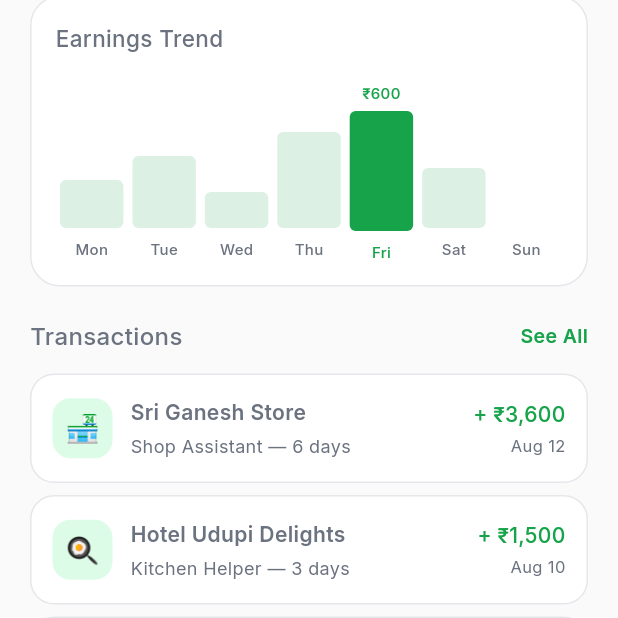
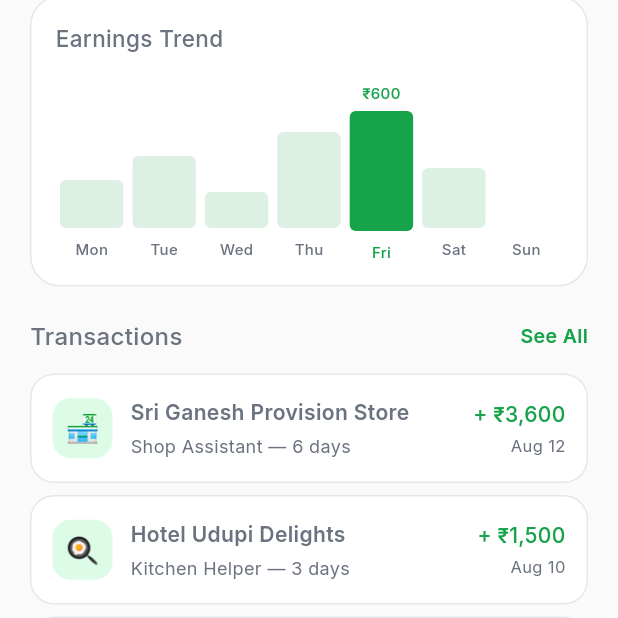
Before and after one commit to SyedMsidsm/Xypheria-Membrane-EmployeMe, a Flutter app: the EarningsWallet screen opened by its route, scrolled down 541 dp, on a phone screen of 412 x 824 dp, the top half of it. Run offline on Flutter 3.47's test engine with Material 3 defaults, Android fonts, the phone set to English and light mode, and no system bars; our stand-ins replace flutter_map, geolocator, google_fonts, image_picker, latlong2, percent_indicator and 1 more; accounts and stored records are empty.

Commit message:
Replace hardcoded 'Sri Ganesh Store' with dynamic state.businessName across all pages

```diff
--- a/employme_flutter/lib/providers/app_state.dart
+++ b/employme_flutter/lib/providers/app_state.dart
@@ -61,6 +61,7 @@ class AppState extends ChangeNotifier {
   // ── User Profile ──
   String? _profileImagePath;
   String _userName = 'Raju Kumar';
+  String _businessName = 'Sri Ganesh Provision Store';
   String _aboutMe = 'Hardworking professional with a knack for quick learning and reliable delivery.';
   int _age = 24;
   String _gender = 'Male';
@@ -72,6 +73,7 @@ class AppState extends ChangeNotifier {
   int _totalEarned = 18400;
 
   String get userName => _userName;
+  String get businessName => _businessName;
   String get aboutMe => _aboutMe;
   String? get profileImagePath => _profileImagePath;
   int get age => _age;
@@ -84,8 +86,9 @@ class AppState extends ChangeNotifier {
   int get jobsDone => _jobsDone;
   int get totalEarned => _totalEarned;
 
-  void updateProfile({String? name, String? aboutMe, int? age, String? gender, int? exp}) {
+  void updateProfile({String? name, String? businessName, String? aboutMe, int? age, String? gender, int? exp}) {
     if (name != null) _userName = name;
+    if (businessName != null) _businessName = businessName;
     if (aboutMe != null) _aboutMe = aboutMe;
     if (age != null) _age = age;
     if (gender != null) _gender = gender;
--- a/employme_flutter/lib/screens/chat/chat_screen.dart
+++ b/employme_flutter/lib/screens/chat/chat_screen.dart
@@ -48,7 +48,7 @@ class _ChatScreenState extends State<ChatScreen> {
 
     // Get name from arguments (passed from Applicants page or chat list)
     final argName = ModalRoute.of(context)?.settings.arguments as String?;
-    final userName = argName ?? (state.isEmployer ? 'Raju Kumar' : 'Sri Ganesh Store');
+    final userName = argName ?? (state.isEmployer ? 'Raju Kumar' : state.businessName);
     final chatId = state.getChatId(userName);
     state.listenToMessages(chatId); // Sync with Firestore
     final messages = state.getMessages(chatId);
--- a/employme_flutter/lib/screens/employer/employer_dashboard.dart
+++ b/employme_flutter/lib/screens/employer/employer_dashboard.dart
@@ -64,7 +64,7 @@ class EmployerDashboard extends StatelessWidget {
           Expanded(child: GestureDetector(
             onTap: () => Navigator.pushNamed(context, '/employer-profile'),
             child: Column(crossAxisAlignment: CrossAxisAlignment.start, children: [
-              Text(state.tr('business_name'), style: const TextStyle(fontSize: 18, fontWeight: FontWeight.w500, color: Colors.white)),
+              Text(state.businessName, style: const TextStyle(fontSize: 18, fontWeight: FontWeight.w500, color: Colors.white)),
               const SizedBox(height: 6),
               Container(
                 padding: const EdgeInsets.symmetric(horizontal: 10, vertical: 4),
--- a/employme_flutter/lib/screens/onboarding/business_verification.dart
+++ b/employme_flutter/lib/screens/onboarding/business_verification.dart
@@ -172,7 +172,7 @@ class _BusinessVerificationState extends State<BusinessVerification> {
             onPressed: _isValid
                 ? () {
                     // Save business name to AppState
-                    context.read<AppState>().updateProfile(name: _nameCtrl.text.trim());
+                    context.read<AppState>().updateProfile(businessName: _nameCtrl.text.trim());
                     // Verification complete! Go to employer dashboard
                     Navigator.pushReplacementNamed(context, '/employer-home');
                   }
--- a/employme_flutter/lib/screens/worker/earnings_wallet.dart
+++ b/employme_flutter/lib/screens/worker/earnings_wallet.dart
@@ -13,25 +13,25 @@ class EarningsWallet extends StatefulWidget {
 class _EarningsWalletState extends State<EarningsWallet> {
   String _period = '';
 
-  final _transactions = [
-    {'type': 'credit', 'title': 'Sri Ganesh Store', 'desc': 'Shop Assistant — 6 days', 'amount': '+ ₹3,600', 'date': 'Aug 12', 'icon': '🏪'},
-    {'type': 'credit', 'title': 'Hotel Udupi Delights', 'desc': 'Kitchen Helper — 3 days', 'amount': '+ ₹1,500', 'date': 'Aug 10', 'icon': '🍳'},
-    {'type': 'withdraw', 'title': 'UPI Transfer', 'desc': 'To SBI ••4521', 'amount': '- ₹4,000', 'date': 'Aug 8', 'icon': '🏧'},
-    {'type': 'credit', 'title': 'QuickMart Grocery', 'desc': 'Delivery — 5 deliveries', 'amount': '+ ₹3,000', 'date': 'Aug 5', 'icon': '🚚'},
-    {'type': 'bonus', 'title': 'Reliability Bonus', 'desc': '100% show-up rate reward', 'amount': '+ ₹500', 'date': 'Aug 1', 'icon': '🎉'},
-    {'type': 'withdraw', 'title': 'UPI Transfer', 'desc': 'To SBI ••4521', 'amount': '- ₹5,000', 'date': 'Jul 28', 'icon': '🏧'},
-  ];
-
   @override
   Widget build(BuildContext context) {
     final state = context.watch<AppState>();
     if (_period.isEmpty) _period = state.tr('this_month');
 
+    final transactions = [
+      {'type': 'credit', 'title': state.businessName, 'desc': 'Shop Assistant — 6 days', 'amount': '+ ₹3,600', 'date': 'Aug 12', 'icon': '🏪'},
+      {'type': 'credit', 'title': 'Hotel Udupi Delights', 'desc': 'Kitchen Helper — 3 days', 'amount': '+ ₹1,500', 'date': 'Aug 10', 'icon': '🍳'},
+      {'type': 'withdraw', 'title': 'UPI Transfer', 'desc': 'To SBI ••4521', 'amount': '- ₹4,000', 'date': 'Aug 8', 'icon': '🏧'},
+      {'type': 'credit', 'title': 'QuickMart Grocery', 'desc': 'Delivery — 5 deliveries', 'amount': '+ ₹3,000', 'date': 'Aug 5', 'icon': '🚚'},
+      {'type': 'bonus', 'title': 'Reliability Bonus', 'desc': '100% show-up rate reward', 'amount': '+ ₹500', 'date': 'Aug 1', 'icon': '🎉'},
+      {'type': 'withdraw', 'title': 'UPI Transfer', 'desc': 'To SBI ••4521', 'amount': '- ₹5,000', 'date': 'Jul 28', 'icon': '🏧'},
+    ];
+
     return Scaffold(
       backgroundColor: AppColors.bg,
       body: SafeArea(child: ListView(
         padding: const EdgeInsets.only(bottom: 24),
-        children: [_header(state), _balanceCard(state), _quickActions(state), _periodSelector(state), _earningsChart(state), _transactionList(state)],
+        children: [_header(state), _balanceCard(state), _quickActions(state), _periodSelector(state), _earningsChart(state), _transactionList(state, transactions)],
       )),
       bottomNavigationBar: const WorkerNav(currentIndex: 2),
     );
@@ -177,7 +177,7 @@ class _EarningsWalletState extends State<EarningsWallet> {
     ]),
   );
 
-  Widget _transactionList(AppState state) => Padding(
+  Widget _transactionList(AppState state, List<Map<String, dynamic>> transactions) => Padding(
     padding: const EdgeInsets.fromLTRB(20, 20, 20, 0),
     child: Column(crossAxisAlignment: CrossAxisAlignment.start, children: [
       Row(mainAxisAlignment: MainAxisAlignment.spaceBetween, children: [
@@ -185,7 +185,7 @@ class _EarningsWalletState extends State<EarningsWallet> {
         GestureDetector(child: Text(state.tr('see_all'), style: const TextStyle(fontSize: 13, fontWeight: FontWeight.w600, color: AppColors.moneyGreen))),
       ]),
       const SizedBox(height: 12),
-      ..._transactions.map((t) => Padding(
+      ...transactions.map((t) => Padding(
         padding: const EdgeInsets.only(bottom: 8),
         child: Container(
           padding: const EdgeInsets.all(14),
--- a/employme_flutter/lib/screens/worker/job_detail.dart
+++ b/employme_flutter/lib/screens/worker/job_detail.dart
@@ -15,7 +15,7 @@ class JobDetail extends StatelessWidget {
     final j = job ?? {
       'emoji': '🏪',
       'title': state.tr('shop_assistant'),
-      'company': 'Sri Ganesh Provision Store',
+      'company': state.businessName,
       'location': 'Kodialbail Main Road, Mangalore',
       'salary': '₹12,000',
       'period': '/${state.tr('month')}',
--- a/employme_flutter/lib/screens/worker/worker_profile_page.dart
+++ b/employme_flutter/lib/screens/worker/worker_profile_page.dart
@@ -234,7 +234,7 @@ class _WorkerProfilePageState extends State<WorkerProfilePage> {
 
   Widget _reviewsSection(AppState state) => Padding(padding: const EdgeInsets.fromLTRB(20, 16, 20, 0), child: Column(crossAxisAlignment: CrossAxisAlignment.start, children: [
     Row(children: [Text(state.tr('work_history'), style: const TextStyle(fontSize: 16, fontWeight: FontWeight.w600)), const SizedBox(width: 6), const Icon(Icons.star, size: 16, color: Color(0xFFF59E0B)), const Text(' 4.8 (12 reviews)', style: TextStyle(fontSize: 16, fontWeight: FontWeight.w600))]),
-    const SizedBox(height: 12), _reviewCard(state, Icons.storefront, 'Sri Ganesh Store', 'Aug 2025', 5, 'Excellent worker, very punctual and honest', [state.tr('on_time'), state.tr('honest'), state.tr('hardworking')]),
+    const SizedBox(height: 12), _reviewCard(state, Icons.storefront, state.businessName, 'Aug 2025', 5, 'Excellent worker, very punctual and honest', [state.tr('on_time'), state.tr('honest'), state.tr('hardworking')]),
     const SizedBox(height: 10), _reviewCard(state, Icons.restaurant, 'Hotel Udupi', 'Jul 2025', 4, 'Good worker, reliable and quick to learn', [state.tr('reliable'), state.tr('would_rehire')]),
     const SizedBox(height: 12), Center(child: Text(state.tr('view_all_reviews', args: {'count': '12'}), style: const TextStyle(fontSize: 13, color: AppColors.primary, fontWeight: FontWeight.w600))),
   ]));
```
Also changed, not shown: employme_flutter/lib/screens/worker/quick_apply.dart (+5 -5 lines).
